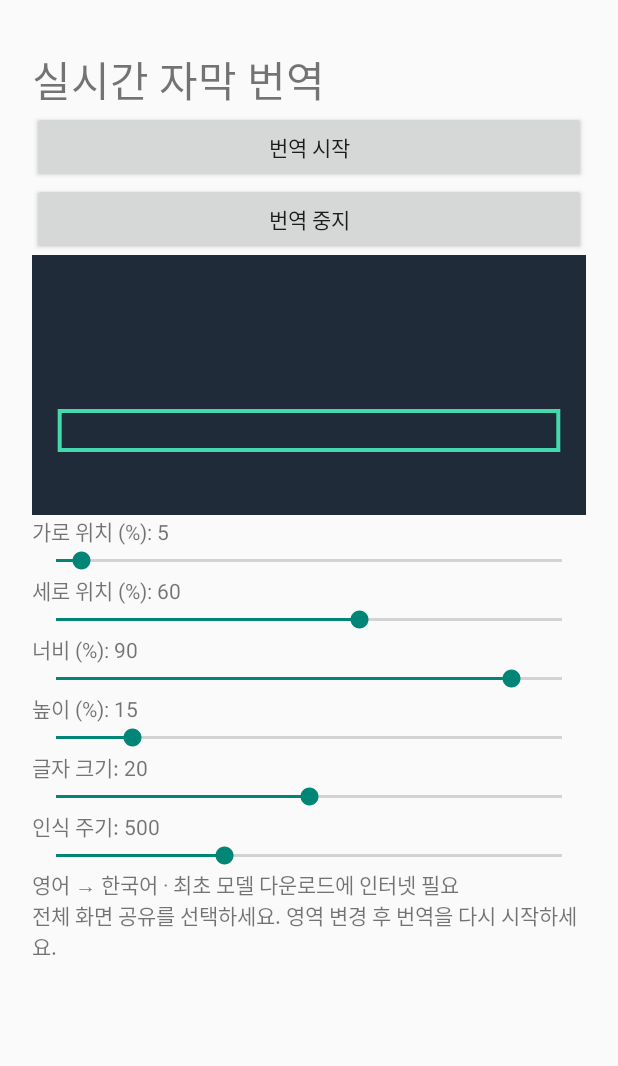
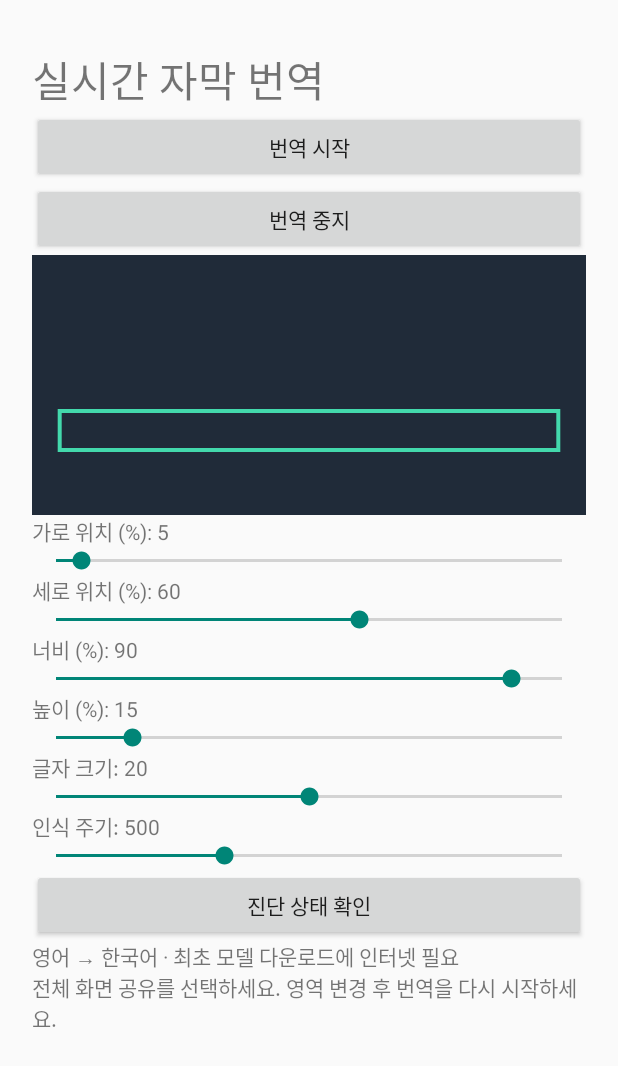
Before and after one commit to pringlestars-lang/live-subtitle-translator, an Android app: the screen it shows after launch (MainActivity), on a phone screen of 412 x 824 dp. Shown: the top 1066 px of the screen. Run offline under Robolectric (Android 15) with nearby library versions, the phone set to English and light mode, and no system bars.

Commit message:
Add diagnostic dialog and notification permission

```diff
--- a/app/src/main/java/com/pringlestars/livesubtitle/MainActivity.java
+++ b/app/src/main/java/com/pringlestars/livesubtitle/MainActivity.java
@@ -3,14 +3,14 @@ import android.app.*;import android.os.*;import android.content.*;import android
 public class MainActivity extends Activity {
  android.content.SharedPreferences p; Preview preview;
  String[] keys={"x","y","w","h","size","interval"}; int[] defaults={5,60,90,15,20,500};
- public void onCreate(Bundle b){super.onCreate(b);p=getSharedPreferences("settings",0); LinearLayout l=new LinearLayout(this);l.setOrientation(1);l.setPadding(32,48,32,32);ScrollView s=new ScrollView(this);s.addView(l);setContentView(s);
+ public void onCreate(Bundle b){super.onCreate(b);if(Build.VERSION.SDK_INT>=33&&checkSelfPermission("android.permission.POST_NOTIFICATIONS")!=android.content.pm.PackageManager.PERMISSION_GRANTED)requestPermissions(new String[]{"android.permission.POST_NOTIFICATIONS"},99);p=getSharedPreferences("settings",0); LinearLayout l=new LinearLayout(this);l.setOrientation(1);l.setPadding(32,48,32,32);ScrollView s=new ScrollView(this);s.addView(l);setContentView(s);
  TextView title=new TextView(this);title.setText("실시간 자막 번역");title.setTextSize(28);l.addView(title);
  button(l,"번역 시작",()->{if(!Settings.canDrawOverlays(this)){startActivity(new Intent(Settings.ACTION_MANAGE_OVERLAY_PERMISSION,Uri.parse("package:"+getPackageName())));return;}startActivityForResult(getSystemService(MediaProjectionManager.class).createScreenCaptureIntent(),42);});
  button(l,"번역 중지",()->stopService(new Intent(this,CaptureService.class)));
  preview=new Preview();l.addView(preview,new LinearLayout.LayoutParams(-1,260));
  String[] names={"가로 위치 (%)","세로 위치 (%)","너비 (%)","높이 (%)","글자 크기","인식 주기"};
  for(int i=0;i<6;i++){final int j=i;TextView t=new TextView(this);l.addView(t);SeekBar bar=new SeekBar(this);bar.setMax(i==5?3:i==4?40:100);int v=p.getInt(keys[i],defaults[i]);int[] intervals={300,500,1000,2000};bar.setProgress(i==5?(v==300?0:v==1000?2:v==2000?3:1):v);t.setText(names[i]+": "+v);l.addView(bar);bar.setOnSeekBarChangeListener(new SeekBar.OnSeekBarChangeListener(){public void onStartTrackingTouch(SeekBar b){}public void onStopTrackingTouch(SeekBar b){}public void onProgressChanged(SeekBar b,int n,boolean u){int a=j==5?intervals[n]:j==4?Math.max(12,n):n;p.edit().putInt(keys[j],a).apply();t.setText(names[j]+": "+a);preview.invalidate();}});}
- TextView info=new TextView(this);info.setText("영어 → 한국어 · 최초 모델 다운로드에 인터넷 필요\n전체 화면 공유를 선택하세요. 영역 변경 후 번역을 다시 시작하세요.");l.addView(info);}
+ button(l,"진단 상태 확인",()->new AlertDialog.Builder(this).setTitle("최근 번역 상태").setMessage(p.getString("diagnostic","아직 캡처 기록 없음")).setPositiveButton("확인",null).show());TextView info=new TextView(this);info.setText("영어 → 한국어 · 최초 모델 다운로드에 인터넷 필요\n전체 화면 공유를 선택하세요. 영역 변경 후 번역을 다시 시작하세요.");l.addView(info);}
  void button(LinearLayout l,String t,Runnable r){Button b=new Button(this);b.setText(t);b.setOnClickListener(v->r.run());l.addView(b);}
  protected void onActivityResult(int q,int c,Intent d){super.onActivityResult(q,c,d);if(q==42&&c==RESULT_OK&&d!=null){Intent i=new Intent(this,CaptureService.class);i.putExtra("code",c);i.putExtra("data",d);startForegroundService(i);moveTaskToBack(true);}}
  class Preview extends View{Paint a=new Paint();Preview(){super(MainActivity.this);}protected void onDraw(Canvas c){float w=getWidth(),h=getHeight();a.setColor(0xff202b39);c.drawRect(0,0,w,h,a);a.setColor(0xff43d9ac);a.setStyle(Paint.Style.STROKE);a.setStrokeWidth(4);float x=w*p.getInt("x",5)/100,y=h*p.getInt("y",60)/100;c.drawRect(x,y,Math.min(w,x+w*p.getInt("w",90)/100),Math.min(h,y+h*p.getInt("h",15)/100),a);a.setStyle(Paint.Style.FILL);}}
```
